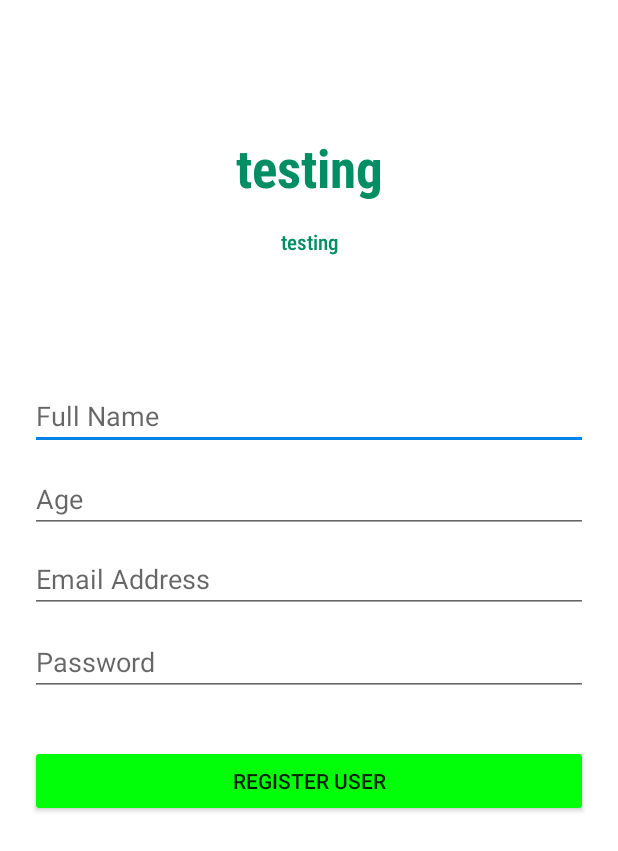
After one commit to asapsonter/appScan-, an Android app: the SignUpActivity screen opened directly, with no data from a screen before it, on a phone screen of 412 x 824 dp. The commit adds this screen. Shown: the top 851 px of the screen. Run offline under Robolectric (Android 15) with nearby library versions, the phone set to English and light mode, and no system bars; our stand-ins replace Firebase (no records; nobody signed in at launch, a user with empty details on screens opened directly).

```diff
--- /dev/null
+++ b/app/src/main/java/com/example/scanqrapp/SignUpActivity.java
@@ -0,0 +1,160 @@
+package com.example.scanqrapp;
+
+import android.content.Intent;
+import android.os.Bundle;
+import android.util.Log;
+import android.util.Patterns;
+import android.view.View;
+import android.widget.EditText;
+import android.widget.ProgressBar;
+import android.widget.TextView;
+import android.widget.Toast;
+
+import androidx.annotation.NonNull;
+import androidx.appcompat.app.AppCompatActivity;
+import androidx.appcompat.widget.AppCompatButton;
+
+import com.example.scanqrapp.databinding.ActivitySignUpBinding;
+import com.google.android.gms.tasks.OnCompleteListener;
+import com.google.android.gms.tasks.Task;
+import com.google.firebase.auth.AuthResult;
+import com.google.firebase.auth.FirebaseAuth;
+import com.google.firebase.database.FirebaseDatabase;
+
+import java.util.Objects;
+
+public class SignUpActivity extends AppCompatActivity implements View.OnClickListener {
+
+    private TextView big_header;
+    private AppCompatButton user_regBtn;
+    private EditText editTextfullName;
+    private EditText editEmail;
+    private EditText editPassword;
+    private ProgressBar progressBar;
+
+
+    private FirebaseAuth mAuth;
+
+    @Override
+    protected void onCreate(Bundle savedInstanceState) {
+        super.onCreate(savedInstanceState);
+        com.example.scanqrapp.databinding.ActivitySignUpBinding binding = ActivitySignUpBinding
+                .inflate(getLayoutInflater());
+        setContentView(binding.getRoot());
+
+        mAuth = FirebaseAuth.getInstance();
+
+        //implement user reg btn
+        user_regBtn = (AppCompatButton) findViewById(R.id.user_regBtn);
+        user_regBtn.setOnClickListener(this);
+
+        big_header = (TextView) findViewById(R.id.big_header);
+        big_header.setOnClickListener(this);
+
+        editTextfullName = (EditText) findViewById(R.id.input_name);
+        editEmail = (EditText) findViewById(R.id.reg_email);
+        editPassword = (EditText) findViewById(R.id.reg_pass);
+
+        progressBar = (ProgressBar) findViewById(R.id.indeterminateBar2);
+    }
+
+
+    @Override
+    public void onClick(View view) {
+        switch (view.getId()){
+            case R.id.big_header:
+                //navigate to login page
+                startActivity(new Intent(this, MainActivity.class));
+
+            case R.id.user_regBtn:
+                // get register activity
+                registerUser();
+                break;
+        }
+    }
+
+    private void registerUser() {
+        String input_name = Objects.requireNonNull(editTextfullName.getText()).toString().trim();
+        String reg_pass = Objects.requireNonNull(editPassword.getText()).toString().trim();
+        String reg_email = Objects.requireNonNull(editEmail.getText()).toString().trim();
+
+        //if empty name field
+        if(input_name.isEmpty()) {
+            editTextfullName.setError("full name is required! ");
+            editTextfullName.requestFocus();
+
+            return;
+        }
+
+        //if empty password
+        if(reg_pass.isEmpty()){
+            editPassword.setError("password is required! ");
+            editPassword.requestFocus();
+
+            return;
+        }
+
+        //less than 6 digits password
+
+        if (reg_pass.length() < 6){
+            editPassword.setError("pls input not less than 6 digits! ");
+            editPassword.requestFocus();
+
+            return;
+
+        }
+//if email feild is empty
+        if (reg_email.isEmpty()){
+            editEmail.setError("email is required! ");
+            editEmail.requestFocus();
+
+            return;
+        }
+
+        if (!Patterns.EMAIL_ADDRESS.matcher(reg_email).matches()) {
+            editEmail.setError("pls provide valid email");
+            editEmail.requestFocus();
+            return;
+        }
+
+        progressBar.setVisibility(View.GONE);
+        mAuth.createUserWithEmailAndPassword(reg_email,reg_pass)
+                .addOnCompleteListener(new OnCompleteListener<AuthResult>() {
+                    @Override
+                    public void onComplete(@NonNull Task<AuthResult> task) {
+                        if (task.isSuccessful()){
+
+                            User user = new User(input_name,  reg_email);
+
+                            FirebaseDatabase.getInstance("https://scanqrapp-1db9d-default-rtdb.firebaseio.com/")
+                                    .getReference("Users")
+                                    .child(Objects.requireNonNull(FirebaseAuth.getInstance().getUid()))
+                                    .setValue(user)
+                                    .addOnCompleteListener(new OnCompleteListener<Void>() {
+                                        @Override
+                                        public void onComplete(@NonNull Task<Void> task) {
+
+                                            if(task.isSuccessful()){
+                                                Toast.makeText(SignUpActivity.this, "user has been registered! ", Toast.LENGTH_LONG).show();
+                                                progressBar.setVisibility(View.VISIBLE);
+                                                Log.d("Error", Objects.requireNonNull(task.getException()).toString());
+
+                                            } else {
+                                                Toast.makeText(SignUpActivity.this, "registration failed, check your info and try again! ", Toast.LENGTH_LONG).show();
+                                                progressBar.setVisibility(View.GONE);
+
+                                            }
+
+                                        }
+                                    });
+
+                        } else{
+                            Toast.makeText(SignUpActivity.this, "failed to register", Toast.LENGTH_LONG).show();
+                            progressBar.setVisibility(View.GONE);
+                            Log.d("Error", Objects.requireNonNull(task.getException()).toString());
+
+                        }
+                    }
+                });
+    }
+}
--- /dev/null
+++ b/app/src/main/res/layout/activity_sign_up.xml
@@ -0,0 +1,116 @@
+<?xml version="1.0" encoding="utf-8"?>
+<androidx.constraintlayout.widget.ConstraintLayout xmlns:android="http://schemas.android.com/apk/res/android"
+    xmlns:app="http://schemas.android.com/apk/res-auto"
+    xmlns:tools="http://schemas.android.com/tools"
+    android:layout_width="match_parent"
+    android:layout_height="match_parent"
+    tools:context=".SignUpActivity">
+
+    <TextView
+        android:id="@+id/big_header"
+        android:layout_width="wrap_content"
+        android:layout_height="wrap_content"
+        android:layout_marginTop="88dp"
+        android:textSize="35sp"
+        android:textColor="#008e62"
+        android:textStyle="bold"
+        android:text="testing"
+        android:fontFamily="sans-serif-condensed-medium"
+        app:layout_constraintEnd_toEndOf="parent"
+        app:layout_constraintStart_toStartOf="parent"
+        app:layout_constraintTop_toTopOf="parent" />
+
+    <TextView
+        android:id="@+id/layout_title"
+        android:layout_width="wrap_content"
+        android:layout_height="wrap_content"
+        android:layout_marginTop="16dp"
+        android:fontFamily="sans-serif-condensed-medium"
+        android:textColor="#008e62"
+        android:text="testing"
+        app:layout_constraintStart_toStartOf="parent"
+        app:layout_constraintEnd_toEndOf="parent"
+        app:layout_constraintTop_toBottomOf="@+id/big_header" />
+
+    <androidx.appcompat.widget.AppCompatEditText
+        android:id="@+id/input_name"
+        android:layout_width="match_parent"
+        android:layout_height="wrap_content"
+        android:layout_marginStart="20dp"
+        android:layout_marginEnd="20dp"
+        android:layout_marginTop="84dp"
+        android:hint="@string/full_name"
+        android:inputType="text"
+        android:focusable="auto"
+        app:layout_constraintEnd_toEndOf="parent"
+        app:layout_constraintHorizontal_bias="0.0"
+        app:layout_constraintStart_toStartOf="parent"
+        app:layout_constraintTop_toBottomOf="@+id/layout_title" />
+
+    <androidx.appcompat.widget.AppCompatEditText
+        android:id="@+id/input_age"
+        android:layout_width="match_parent"
+        android:layout_height="wrap_content"
+        android:layout_marginTop="10dp"
+        android:layout_marginStart="20dp"
+        android:layout_marginEnd="20dp"
+        android:hint="@string/age"
+        android:inputType="number"
+        app:layout_constraintTop_toBottomOf="@+id/input_name"
+        app:layout_constraintEnd_toStartOf="parent"
+        app:layout_constraintStart_toStartOf="parent"/>
+
+    <androidx.appcompat.widget.AppCompatEditText
+        android:id="@+id/reg_email"
+        android:layout_width="match_parent"
+        android:layout_height="wrap_content"
+        android:layout_marginStart="20dp"
+        android:layout_marginTop="8dp"
+        android:layout_marginEnd="20dp"
+        android:hint="@string/email_add"
+        app:layout_constraintEnd_toEndOf="parent"
+        app:layout_constraintHorizontal_bias="0.0"
+        app:layout_constraintStart_toStartOf="parent"
+        app:layout_constraintTop_toBottomOf="@+id/input_age" />
+
+    <androidx.appcompat.widget.AppCompatEditText
+        android:id="@+id/reg_pass"
+        android:layout_width="match_parent"
+        android:layout_height="wrap_content"
+        android:layout_marginStart="20dp"
+        android:layout_marginEnd="20dp"
+        android:layout_marginTop="10dp"
+        android:inputType="textWebPassword"
+        android:hint="@string/prompt_password"
+        app:layout_constraintTop_toBottomOf="@+id/reg_email"
+        app:layout_constraintEnd_toEndOf="parent"
+        app:layout_constraintStart_toStartOf="parent"/>
+
+    <androidx.appcompat.widget.AppCompatButton
+        android:id="@+id/user_regBtn"
+        android:layout_width="match_parent"
+        android:layout_height="wrap_content"
+        android:layout_marginStart="20dp"
+        android:layout_marginTop="10dp"
+        android:layout_marginEnd="20dp"
+        android:backgroundTint="#00ff09"
+        android:text="@string/reg_user"
+        app:layout_constraintBottom_toBottomOf="parent"
+        app:layout_constraintEnd_toEndOf="parent"
+        app:layout_constraintHorizontal_bias="0.0"
+        app:layout_constraintStart_toStartOf="parent"
+        app:layout_constraintTop_toBottomOf="@+id/reg_pass"
+        app:layout_constraintVertical_bias="0.075" />
+
+    <ProgressBar
+        android:id="@+id/indeterminateBar2"
+        android:layout_width="wrap_content"
+        android:layout_height="wrap_content"
+        android:visibility="gone"
+        app:layout_constraintBottom_toBottomOf="parent"
+        app:layout_constraintEnd_toEndOf="parent"
+        app:layout_constraintStart_toStartOf="parent"
+        app:layout_constraintTop_toTopOf="parent" />
+
+
+</androidx.constraintlayout.widget.ConstraintLayout>
```
Also changed, not shown: app/src/main/AndroidManifest.xml (+20 -0 lines), app/src/main/java/com/example/scanqrapp/LoginActivity.java (added, +127 -0 lines), app/src/main/java/com/example/scanqrapp/User.java (added, +16 -0 lines), app/src/main/java/com/example/scanqrapp/ui/main/MainFragment.java (+23 -5 lines), app/src/main/res/layout/activity_login.xml (added, +124 -0 lines).
